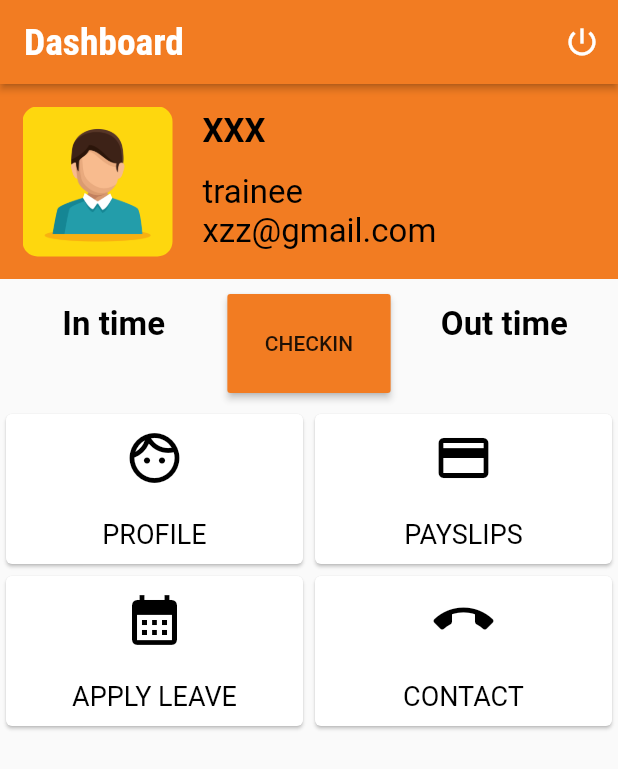
After one commit to suraj20028/HRMS-APP, a Flutter app: the dashboard screen opened directly, on a phone screen of 412 x 824 dp. The commit adds this screen. Shown: the top 769 px of the screen. Run offline on Flutter 3.47's test engine with Material 2 defaults, Android fonts, the phone set to English and light mode, and no system bars; our stand-ins replace flutter_otp_text_field, get; missing offline and left inert: dart:ffi; network calls fail; Roboto replaces fonts that are missing (Roboto Condensed).

Commit message:
dashboard

```diff
--- a/lib/Home.dart
+++ b/lib/Home.dart
@@ -5,6 +5,7 @@ import 'dart:io';
 
 import 'package:flutter/material.dart';
 import 'package:hrms/checkin.dart';
+import 'package:hrms/dashboard.dart';
 import 'package:hrms/payslip.dart';
 import 'package:hrms/profile.dart';
 import 'package:hrms/tile.dart';
@@ -34,7 +35,6 @@ class _HomePageState extends State<HomePage> {
   }
 
   Future<Employee> fetchAlbum() async {
-
     Map<String, dynamic> jsonMap = {
       "login": widget.eid,
       "password": widget.pass
@@ -46,31 +46,28 @@ class _HomePageState extends State<HomePage> {
         headers: {"Content-type": "application/json"});
 
     if (response.statusCode == 200) {
-
       bool flag = false;
 
-
-      if(jsonDecode(response.body)['result']['error']=="Login/Password is not set" || jsonDecode(response.body)['result']['error']=="Access denied!"){
-          flag = true;
-      };
+      if (jsonDecode(response.body)['result']['error'] ==
+              "Login/Password is not set" ||
+          jsonDecode(response.body)['result']['error'] == "Access denied!") {
+        flag = true;
+      }
+      ;
 
       if (flag) {
         //print(jsonDecode(response.body)['result']['employee_list']);
         throw Exception('Failed to load Employee details');
       }
 
-
       var emp = Employee.fromJson(
           jsonDecode(response.body)['result']['employees_list'][0]);
 
-      if(emp == null){
+      if (emp == null) {
         throw Exception('Failed to load Employee details');
       }
 
       return emp;
-
-
-
     } else {
       // If the server did not return a 200 OK response,
       // then throw an exception.
@@ -103,7 +100,7 @@ class _HomePageState extends State<HomePage> {
               icon: Icon(
                 Icons.notifications,
               )),
-            IconButton(
+          IconButton(
               onPressed: () {
                 Navigator.push(context,
                     MaterialPageRoute(builder: (context) => const Profile()));
@@ -174,9 +171,34 @@ class _HomePageState extends State<HomePage> {
                                   ],
                                 )),
                           ),
-                          Tile(
-                              title: 'DEPT NAME',
-                              description: snapshot.data!.deptName),
+                          Expanded(
+                            child: GestureDetector(
+                                onTap: () => Navigator.push(
+                                    context,
+                                    MaterialPageRoute(
+                                        builder: (context) =>
+                                            const CheckinPage())),
+                                child: Row(
+                                  children: [
+                                    Expanded(
+                                      child: GestureDetector(
+                                          onTap: () => Navigator.push(
+                                              context,
+                                              MaterialPageRoute(
+                                                  builder: (context) =>
+                                                      const dashboard())),
+                                          child: Row(
+                                            children: [
+                                              Tile(
+                                                  title: 'DEPT NAME',
+                                                  description:
+                                                      snapshot.data!.deptName),
+                                            ],
+                                          )),
+                                    ),
+                                  ],
+                                )),
+                          ),
                         ],
                       ),
                     ],
--- /dev/null
+++ b/lib/dashboard.dart
@@ -0,0 +1,185 @@
+import 'package:flutter/material.dart';
+import 'package:flutter/src/foundation/key.dart';
+import 'package:flutter/src/widgets/framework.dart';
+import 'package:hrms/Home.dart';
+import 'package:hrms/main.dart';
+import 'package:intl/intl.dart';
+import 'login.dart';
+import 'tile.dart';
+
+class dashboard extends StatefulWidget {
+  const dashboard({Key? key}) : super(key: key);
+
+  @override
+  State<dashboard> createState() => _dashboardState();
+}
+
+class _dashboardState extends State<dashboard> {
+  bool check = false;
+  var time_in = '';
+  var time_out = '';
+  var txt = 'CHECKIN';
+  final ButtonStyle raisedButtonStyle = ElevatedButton.styleFrom(
+    onPrimary: Colors.black87,
+    primary: Color.fromARGB(255, 242, 124, 34),
+    padding: EdgeInsets.all(25),
+    shape: const RoundedRectangleBorder(
+      borderRadius: BorderRadius.all(Radius.circular(2)),
+    ),
+  );
+  @override
+  Widget build(BuildContext context) {
+    return Scaffold(
+      appBar: AppBar(
+        titleTextStyle: Theme.of(context).appBarTheme.titleTextStyle,
+        iconTheme: Theme.of(context).appBarTheme.iconTheme,
+        automaticallyImplyLeading: false,
+        title: Text(
+          'Dashboard',
+        ),
+        centerTitle: false,
+        elevation: 2,
+        actions: [
+          IconButton(
+              onPressed: () {
+                Navigator.pop(context);
+              },
+              icon: Icon(Icons.power_settings_new)),
+        ],
+      ),
+      body: SafeArea(
+        child: Column(
+          children: [
+            Container(
+              padding: EdgeInsets.all(15),
+              decoration:
+                  BoxDecoration(color: Color.fromARGB(255, 242, 124, 34)),
+              child: Row(
+                children: [
+                  ClipRRect(
+                    borderRadius:
+                        BorderRadius.circular(10), //add border radius here
+                    child: Image(
+                      image: AssetImage('assets/pic.png'),
+                      height: 100.0,
+                      width: 100.0,
+                    ),
+                  ),
+                  SizedBox(
+                    width: 20,
+                  ),
+                  Column(
+                    mainAxisSize: MainAxisSize.min,
+                    crossAxisAlignment: CrossAxisAlignment.start,
+                    children: [
+                      Text(
+                        'XXX',
+                        style: TextStyle(fontWeight: FontWeight.bold),
+                      ),
+                      SizedBox(
+                        height: 15,
+                      ),
+                      Text('trainee'),
+                      Text('xzz@gmail.com'),
+                    ],
+                  ),
+                ],
+              ),
+            ),
+            SizedBox(
+              height: 10,
+            ),
+            Row(
+              children: [
+                Expanded(
+                  child: Column(
+                    children: [
+                      Text('In time',
+                          style: TextStyle(fontWeight: FontWeight.bold)),
+                      Text(
+                        time_in,
+                        textAlign: TextAlign.center,
+                      ),
+                    ],
+                  ),
+                ),
+                ElevatedButton(
+                  style: raisedButtonStyle,
+                  onPressed: check
+                      ? null
+                      : () {
+                          setState(() {
+                            if (txt == 'CHECKOUT') {
+                              check = true;
+                              time_out = DateFormat("hh:mm:ss a")
+                                  .format(DateTime.now());
+                            }
+                            time_in =
+                                DateFormat("hh:mm:ss a").format(DateTime.now());
+                            txt = 'CHECKOUT';
+                          });
+                        },
+                  child: Text(txt),
+                ),
+                Expanded(
+                  child: Column(
+                    children: [
+                      Text(
+                        'Out time',
+                        style: TextStyle(fontWeight: FontWeight.bold),
+                      ),
+                      Text(
+                        time_out,
+                        textAlign: TextAlign.center,
+                      ),
+                    ],
+                  ),
+                ),
+              ],
+            ),
+            SizedBox(height: 10),
+            Row(
+              children: [
+                makeDashboardItem("PROFILE", Icons.face_outlined),
+                makeDashboardItem("PAYSLIPS", Icons.payment_outlined),
+              ],
+            ),
+            Row(
+              children: [
+                makeDashboardItem("APPLY LEAVE", Icons.calendar_month),
+                makeDashboardItem("CONTACT", Icons.call_end),
+              ],
+            ),
+          ],
+        ),
+      ),
+    );
+  }
+}
+
+Widget makeDashboardItem(String name, IconData icon) {
+  return Expanded(
+    child: Card(
+      child: SizedBox(
+        height: 100,
+        child: Column(
+          mainAxisAlignment: MainAxisAlignment.center,
+          mainAxisSize: MainAxisSize.max,
+          children: [
+            Center(
+                child: Icon(
+              icon,
+              size: 40.0,
+              color: Colors.black,
+            )),
+            SizedBox(height: 20.0),
+            Center(
+              child: Text(name,
+                  style: TextStyle(fontSize: 18.0, color: Colors.black)),
+            )
+          ],
+        ),
+      ),
+    ),
+  );
+}
--- a/lib/employee.dart
+++ b/lib/employee.dart
@@ -3,10 +3,16 @@ import 'package:hrms/reset.dart';
 import 'Home.dart';
 import 'forgot.dart';
 
-class Employee extends StatelessWidget {
+class Employee extends StatefulWidget {
   Employee({Key? key}) : super(key: key);
 
+  @override
+  State<Employee> createState() => _EmployeeState();
+}
+
+class _EmployeeState extends State<Employee> {
   final eidc = TextEditingController();
+
   final epass = TextEditingController();
 
   final ButtonStyle raisedButtonStyle = ElevatedButton.styleFrom(
@@ -58,28 +64,27 @@ class Employee extends StatelessWidget {
                 Padding(padding: const EdgeInsets.all(20)),
                 Padding(
                   padding: const EdgeInsets.all(1),
-
                   child: Align(
                     alignment: Alignment.topLeft,
-              child: Text(' Login',style: TextStyle(
+                    child: Text(
+                      ' Login',
+                      style: TextStyle(
                         fontSize: 20,
-
                         fontWeight: FontWeight.w900,
                         color: Colors.black,
-                ),),
-            ),),
-
+                      ),
+                    ),
+                  ),
+                ),
                 Padding(
                   padding: const EdgeInsets.all(8.0),
                   child: TextField(
                     controller: eidc,
                     decoration: InputDecoration(
-
-
                       labelText: 'Employee ID',
-                    suffixIcon : CircleAvatar(
+                      suffixIcon: CircleAvatar(
                         backgroundColor: Color.fromARGB(255, 250, 250, 250),
-                       child : CircleAvatar(
+                        child: CircleAvatar(
                           backgroundColor: Color(0xffE6E6E6),
                           radius: 2,
                           child: Icon(
@@ -95,14 +100,12 @@ class Employee extends StatelessWidget {
                   padding: const EdgeInsets.all(8.0),
                   child: TextField(
                     obscureText: true,
-
                     controller: epass,
                     decoration: InputDecoration(
-
                       labelText: 'Password',
-                  suffixIcon : CircleAvatar(
+                      suffixIcon: CircleAvatar(
                         backgroundColor: Color.fromARGB(255, 250, 250, 250),
-                       child : CircleAvatar(
+                        child: CircleAvatar(
                           backgroundColor: Color(0xffE6E6E6),
                           radius: 2,
                           child: Icon(
@@ -110,19 +113,23 @@ class Employee extends StatelessWidget {
                             color: Color(0xffCCCCCC),
                           ),
                         ),
-
                       ),
                     ),
                   ),
                 ),
                 Padding(
                     padding: const EdgeInsets.all(2),
-              child:Row(
+                    child: Row(
                       children: [
                         Expanded(
                           child: InkWell(
                             onTap: (() {
-                        Navigator.push(context, MaterialPageRoute(builder: (context) => Forgot(),),);
+                              Navigator.push(
+                                context,
+                                MaterialPageRoute(
+                                  builder: (context) => Forgot(),
+                                ),
+                              );
                             }),
                             child: Text('  Forgot password?',
                                 style: TextStyle(
@@ -131,10 +138,8 @@ class Employee extends StatelessWidget {
                                 )),
                           ),
                         ),
-
                       ],
-              )
-            ),
+                    )),
                 Padding(padding: const EdgeInsets.all(12)),
                 Padding(
                   padding: const EdgeInsets.all(8.0),
@@ -151,9 +156,10 @@ class Employee extends StatelessWidget {
                         ),
                       );
                     },
-                child: Text('Login',
+                    child: Text(
+                      'Login',
                       style: TextStyle(
-                color:Colors.white,
+                        color: Colors.white,
                       ),
                     ),
                   ),
--- a/pubspec.yaml
+++ b/pubspec.yaml
@@ -38,6 +38,7 @@ dependencies:
   font_awesome_flutter: ^10.1.0
   get: ^4.3.8
   http: ^0.13.0
+  intl: ^0.17.0
 dev_dependencies:
   flutter_test:
     sdk: flutter
```
Also changed, not shown: pubspec.lock. Lines whose indentation alone changed are shown as unchanged.
